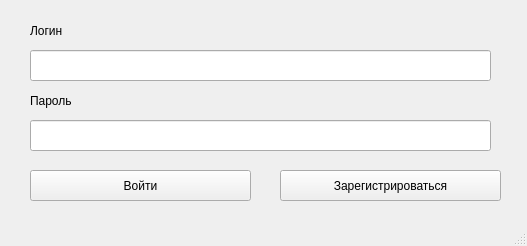
First picture: the form in login&register/data/Login.ui, repository code-n-cry/pyrace, before the edit.
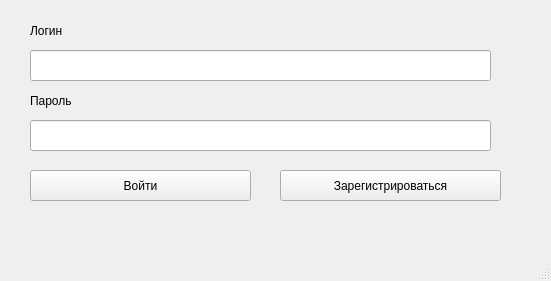
Second picture: the form after the edit.

The edit to the form file:
```diff
--- a/login&register/data/Login.ui
+++ b/login&register/data/Login.ui
@@ -6,8 +6,8 @@
    <rect>
     <x>0</x>
     <y>0</y>
-    <width>527</width>
-    <height>246</height>
+    <width>551</width>
+    <height>281</height>
    </rect>
   </property>
   <property name="windowTitle">
@@ -89,8 +89,8 @@
    <widget class="QLabel" name="error">
     <property name="geometry">
      <rect>
-      <x>30</x>
-      <y>230</y>
+      <x>40</x>
+      <y>220</y>
       <width>461</width>
       <height>31</height>
      </rect>
```
